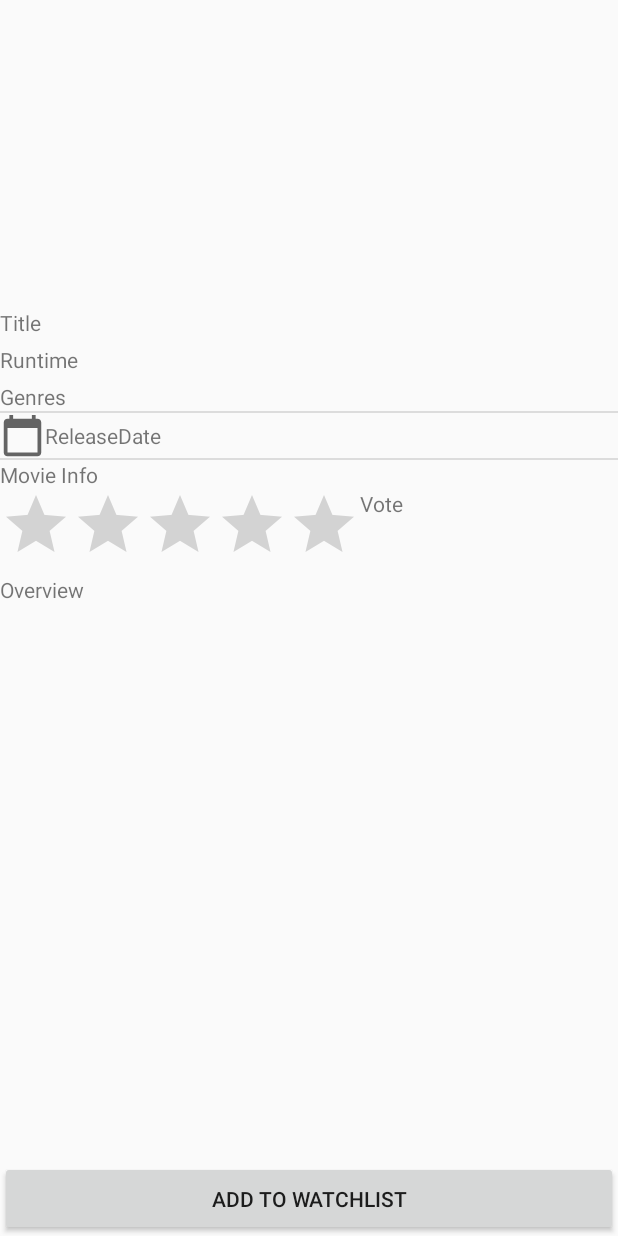
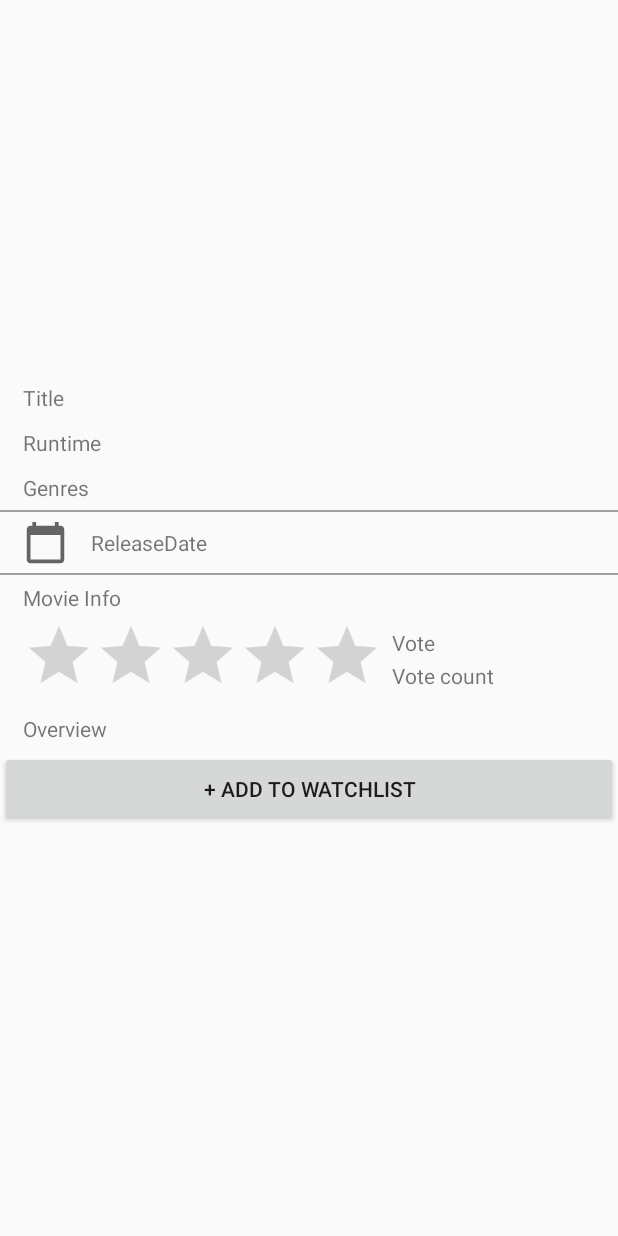
Before and after one commit to andreeaplesa/Proiect-Android, an Android app: the MovieDetailsActivity screen opened directly, with no data from a screen before it, on a phone screen of 412 x 824 dp. Run offline under Robolectric (Android 15) with nearby library versions, the phone set to English and light mode, and no system bars; our stand-ins replace Room's generated code; pictures from the network do not load; 3 statements that could not run were skipped.

Commit message:
Little styling changes

```diff
--- a/app/src/main/AndroidManifest.xml
+++ b/app/src/main/AndroidManifest.xml
@@ -20,7 +20,7 @@
         </activity>
         <activity android:name=".DiscoverMoreActivity" android:theme="@style/AppTheme.DiscoverMore"/>
         <activity android:name=".EditProfileActivity" />
-        <activity android:name=".MovieDetailsActivity" />
+        <activity android:name=".MovieDetailsActivity" android:theme="@style/AppTheme.MovieDetails" />
         <activity android:name=".SignUpActivity" />
         <activity android:name=".LogInActivity">
 
--- a/app/src/main/java/com/example/mymovies/MovieDB.java
+++ b/app/src/main/java/com/example/mymovies/MovieDB.java
@@ -6,7 +6,7 @@ import androidx.room.Database;
 import androidx.room.Room;
 import androidx.room.RoomDatabase;
 
-@Database(entities = {Movie.class, MovieCategory.class, MovieCategoriesCrossRef.class}, version = 2, exportSchema = false)
+@Database(entities = {Movie.class, MovieCategory.class, MovieCategoriesCrossRef.class}, version = 3, exportSchema = false)
 public abstract class MovieDB extends RoomDatabase {
     private final static String DB_NAME = "movies.db";
     private static MovieDB instanta;
--- a/app/src/main/java/com/example/mymovies/SplashScreenActivity.java
+++ b/app/src/main/java/com/example/mymovies/SplashScreenActivity.java
@@ -20,15 +20,14 @@ import java.util.ArrayList;
 import java.util.List;
 
 public class SplashScreenActivity extends AppCompatActivity {
-
-
-
     @Override
     protected void onCreate(Bundle savedInstanceState) {
         super.onCreate(savedInstanceState);
         setContentView(R.layout.activity_splash_screen);
+
         SharedPreferences settingsFile = getSharedPreferences("prefs", 0);
         final String email=settingsFile.getString("email",null);
+
         if (email!=null){
             Intent intent=new Intent(getApplicationContext(),MainActivity.class);
             startActivity(intent);
--- a/app/src/main/res/layout/activity_discover_more.xml
+++ b/app/src/main/res/layout/activity_discover_more.xml
@@ -3,6 +3,7 @@
     xmlns:android="http://schemas.android.com/apk/res/android"
     xmlns:tools="http://schemas.android.com/tools"
     xmlns:app="http://schemas.android.com/apk/res-auto"
+    android:background="@color/backgroundColor"
     android:layout_width="match_parent"
     android:layout_height="match_parent"
     app:layout_behavior="@string/appbar_scrolling_view_behavior"
--- a/app/src/main/res/layout/activity_edit_profile.xml
+++ b/app/src/main/res/layout/activity_edit_profile.xml
@@ -1,3 +1,4 @@
+<?xml version="1.0" encoding="utf-8"?>
 <ScrollView xmlns:android="http://schemas.android.com/apk/res/android"
     xmlns:app="http://schemas.android.com/apk/res-auto"
     xmlns:tools="http://schemas.android.com/tools"
--- a/app/src/main/res/layout/activity_movie_details.xml
+++ b/app/src/main/res/layout/activity_movie_details.xml
@@ -1,21 +1,26 @@
 <?xml version="1.0" encoding="utf-8"?>
-<androidx.constraintlayout.widget.ConstraintLayout xmlns:android="http://schemas.android.com/apk/res/android"
+<ScrollView
+    xmlns:android="http://schemas.android.com/apk/res/android"
     xmlns:app="http://schemas.android.com/apk/res-auto"
     xmlns:tools="http://schemas.android.com/tools"
     android:layout_width="match_parent"
     android:layout_height="match_parent"
     tools:context=".MovieDetailsActivity">
 
+    <androidx.constraintlayout.widget.ConstraintLayout
+        android:layout_width="match_parent"
+        android:layout_height="wrap_content">
 
         <ImageView
             android:id="@+id/imgViewPoster"
             android:layout_width="match_parent"
-        android:layout_height="200dp"
+            android:layout_height="250dp"
             app:layout_constraintEnd_toEndOf="parent"
             app:layout_constraintStart_toStartOf="parent"
             app:layout_constraintTop_toTopOf="parent"
             tools:srcCompat="@tools:sample/avatars"
-        android:scaleType="centerCrop"/>
+            android:scaleType="centerCrop"
+            android:adjustViewBounds="true"/>
 
         <LinearLayout
             android:id="@+id/importantDetails"
@@ -30,48 +35,56 @@
                 android:id="@+id/tvTitle"
                 android:layout_width="match_parent"
                 android:layout_height="wrap_content"
-        android:layout_marginTop="5dp"
+                android:layout_marginVertical="5dp"
+                android:layout_marginHorizontal="15dp"
                 android:text="Title"
-        android:layout_marginStart="0dp"
                 />
             <TextView
                 android:id="@+id/tvRuntime"
                 android:layout_width="match_parent"
                 android:layout_height="wrap_content"
-            android:layout_marginTop="5dp"
+                android:layout_marginVertical="5dp"
+                android:layout_marginHorizontal="15dp"
                 android:text="Runtime"
-            android:layout_marginStart="0dp"
                 />
             <TextView
                 android:id="@+id/tvCategories"
                 android:layout_width="match_parent"
                 android:layout_height="wrap_content"
-            android:layout_marginTop="5dp"
+                android:layout_marginVertical="5dp"
+                android:layout_marginHorizontal="15dp"
                 android:text="Genres"
-            android:layout_marginStart="0dp"
                 />
             <View
                 style="@style/Divider"
                 />
-        <LinearLayout
+            <RelativeLayout
                 android:layout_width="match_parent"
                 android:layout_height="wrap_content"
                 android:orientation="horizontal"
-            >
+                android:layout_marginHorizontal="15dp"
+                android:layout_marginVertical="5dp">
+
                 <ImageView
+                    android:id="@+id/imgViewCalendar"
                     android:layout_width="30dp"
                     android:layout_height="30dp"
                     android:src="@drawable/ic_baseline_calendar_today_24"
+                    android:layout_marginEnd="5dp"
+                    android:layout_alignParentStart="true"
                     />
+
                 <TextView
                     android:id="@+id/tvReleaseDate"
-                android:layout_width="match_parent"
+                    android:layout_width="wrap_content"
                     android:layout_height="wrap_content"
+                    android:text="ReleaseDate"
                     android:layout_marginTop="5dp"
-                android:text="ReleaseDate"
-                android:layout_marginStart="0dp"
+                    android:layout_marginHorizontal="10dp"
+                    android:layout_toEndOf="@+id/imgViewCalendar"
                     />
-        </LinearLayout>
+
+            </RelativeLayout>
 
             <View
                 style="@style/Divider"
@@ -79,64 +92,84 @@
         </LinearLayout>
 
         <LinearLayout
+            android:id="@+id/linearLayoutMovieInfo"
             android:orientation="vertical"
             android:layout_width="match_parent"
             android:layout_height="wrap_content"
             app:layout_constraintEnd_toEndOf="parent"
             app:layout_constraintStart_toStartOf="parent"
            app:layout_constraintTop_toBottomOf="@+id/importantDetails">
+
             <TextView
                 android:id="@+id/movieInfo"
                 android:layout_width="wrap_content"
                 android:layout_height="wrap_content"
-            android:text="@string/movie_info"/>
-        <LinearLayout
+                android:text="@string/movie_info"
+                android:layout_marginHorizontal="15dp"
+                android:layout_marginVertical="5dp"/>
+
+            <RelativeLayout
                 android:orientation="horizontal"
                 android:layout_width="match_parent"
-            android:layout_height="wrap_content">
+                android:layout_height="wrap_content"
+                android:layout_marginHorizontal="15dp">
+
                 <RatingBar
                     android:id="@+id/ratingBar"
                     android:layout_width="wrap_content"
                     android:layout_height="wrap_content"
-            android:isIndicator="true"/>
-            <LinearLayout
-                android:orientation="vertical"
-                android:layout_width="wrap_content"
-                android:layout_height="wrap_content">
+                    android:isIndicator="true"
+                    android:layout_alignParentStart="true"
+                    />
+
                 <TextView
                     android:id="@+id/tvVoteAverage"
                     android:layout_width="wrap_content"
                     android:layout_height="wrap_content"
-                android:text="Vote"/>
+                    android:layout_marginStart="6dp"
+                    android:layout_marginTop="5dp"
+                    android:layout_toEndOf="@+id/ratingBar"
+                    android:text="Vote"
+                     />
+
                 <TextView
                     android:id="@+id/tvVoteCount"
                     android:layout_width="wrap_content"
-                    android:layout_height="wrap_content"/>
+                    android:layout_height="wrap_content"
+                    android:layout_marginStart="6dp"
+                    android:layout_marginTop="27dp"
+                    android:layout_toEndOf="@+id/ratingBar"
+                    android:text="Vote count"
+                    />
 
-            </LinearLayout>
-        </LinearLayout>
+            </RelativeLayout>
+
             <Button
                 android:id="@+id/btnVote"
                 android:layout_width="match_parent"
                 android:layout_height="wrap_content"
-            android:text="@string/rate_this_movie"/>
+                android:text="@string/rate_this_movie"
+                android:layout_marginHorizontal="15dp"
+                android:layout_marginVertical="5dp"
+                />
 
             <TextView
                 android:id="@+id/overview"
                 android:layout_width="wrap_content"
                 android:layout_height="wrap_content"
-            android:text="Overview"/>
-
+                android:text="Overview"
+                android:layout_marginHorizontal="15dp"
+                android:layout_marginVertical="5dp"/>
 
         </LinearLayout>
+
         <Button
             android:id="@+id/btnAddWatchlist"
             android:layout_width="match_parent"
             android:layout_height="50dp"
-        app:layout_constraintEnd_toEndOf="parent"
-        app:layout_constraintStart_toStartOf="parent"
+            app:layout_constraintTop_toBottomOf="@+id/linearLayoutMovieInfo"
             app:layout_constraintBottom_toBottomOf="parent"
             android:text="@string/add_to_watchlist"/>
+    </androidx.constraintlayout.widget.ConstraintLayout>
 
-
-</androidx.constraintlayout.widget.ConstraintLayout>
+</ScrollView>
--- a/app/src/main/res/layout/discover_fragment_category_recycler_view.xml
+++ b/app/src/main/res/layout/discover_fragment_category_recycler_view.xml
@@ -2,7 +2,8 @@
 <RelativeLayout
     xmlns:android="http://schemas.android.com/apk/res/android"
     android:layout_width="match_parent"
-    android:layout_height="300dp">
+    android:layout_height="300dp"
+    android:background="@color/backgroundColor">
 
     <RelativeLayout
         android:layout_width="match_parent"
--- a/app/src/main/res/values/colors.xml
+++ b/app/src/main/res/values/colors.xml
@@ -4,4 +4,6 @@
     <color name="colorPrimaryDark">#3700B3</color>
     <color name="colorAccent">#6e45e2</color>
     <color name="colorPressedHighlight">#AAFFFFFF</color>
+    <color name="backgroundColor">#242424</color>
+    <color name="divider">#A0A0A0</color>
 </resources>
--- a/app/src/main/res/values/strings.xml
+++ b/app/src/main/res/values/strings.xml
@@ -55,6 +55,7 @@ Last updated: 20.10.2019\n\n
 <b>Contact Us</b>\n\n
 
         If you have any questions about these Terms, please contact us.
+
 </string>
     <string-array name="countries_array">
         <item>Afghanistan</item>
@@ -299,6 +300,7 @@ Last updated: 20.10.2019\n\n
         <item>Zambia</item>
         <item>Zimbabwe</item>
     </string-array>
+
     <string name="large_text">
         "Material is the metaphor.\n\n"
 
@@ -388,6 +390,7 @@ Last updated: 20.10.2019\n\n
         "For example, position the FAB to one side of stream of a cards so the FAB won’t interfere "
         "when a user tries to pick up one of cards.\n\n"
     </string>
+
     <string name="first_nameProfile">First Name:</string>
     <string name="last_nameProfile">Last Name:</string>
     <string name="btnEditProfile">Edit</string>
@@ -403,7 +406,7 @@ Last updated: 20.10.2019\n\n
     <string name="discover_movies">Discover Movies</string>
     <string name="movie_info">Movie Info</string>
     <string name="rate_this_movie">Rate this movie</string>
-    <string name="add_to_watchlist">Add to Watchlist</string>
+    <string name="add_to_watchlist">+ Add to Watchlist</string>
     <string name="type_your_rating_here">Type your rating here</string>
 
 </resources>
--- a/app/src/main/res/values/styles.xml
+++ b/app/src/main/res/values/styles.xml
@@ -39,15 +39,26 @@
     <style name="Divider">
         <item name="android:layout_width">match_parent</item>
         <item name="android:layout_height">1dp</item>
-        <item name="android:background">?android:attr/listDivider</item>
+        <item name="android:background">@color/divider</item>
     </style>
+
+    <!-- Splash screen -->
     <style name="AppTheme.SplashScreen" parent="Theme.AppCompat.Light.NoActionBar">
         <item name="android:windowBackground">@drawable/splash_screen_background</item>
     </style>
+
+    <!-- Discover more -->
     <style name="AppTheme.DiscoverMore" parent="Theme.AppCompat.Light">
 <!--        <item name="colorPrimary">@color/colorPrimary</item>-->
 <!--        <item name="colorPrimaryDark">@color/colorPrimaryDark</item>-->
 <!--        <item name="colorAccent">@color/colorAccent</item>-->
     </style>
 
+    <style name="AppTheme.MovieDetails" parent="Theme.AppCompat.Light.NoActionBar">
+<!--        <item name="android:windowDrawsSystemBarBackgrounds">true</item>-->
+<!--        <item name="android:statusBarColor">@android:color/transparent</item>-->
+        <item name="android:windowTranslucentStatus">true</item>
+<!--        <item name="android:windowTranslucentNavigation">true</item>-->
+    </style>
+
 </resources>
```
Lines whose indentation alone changed are shown as unchanged.
